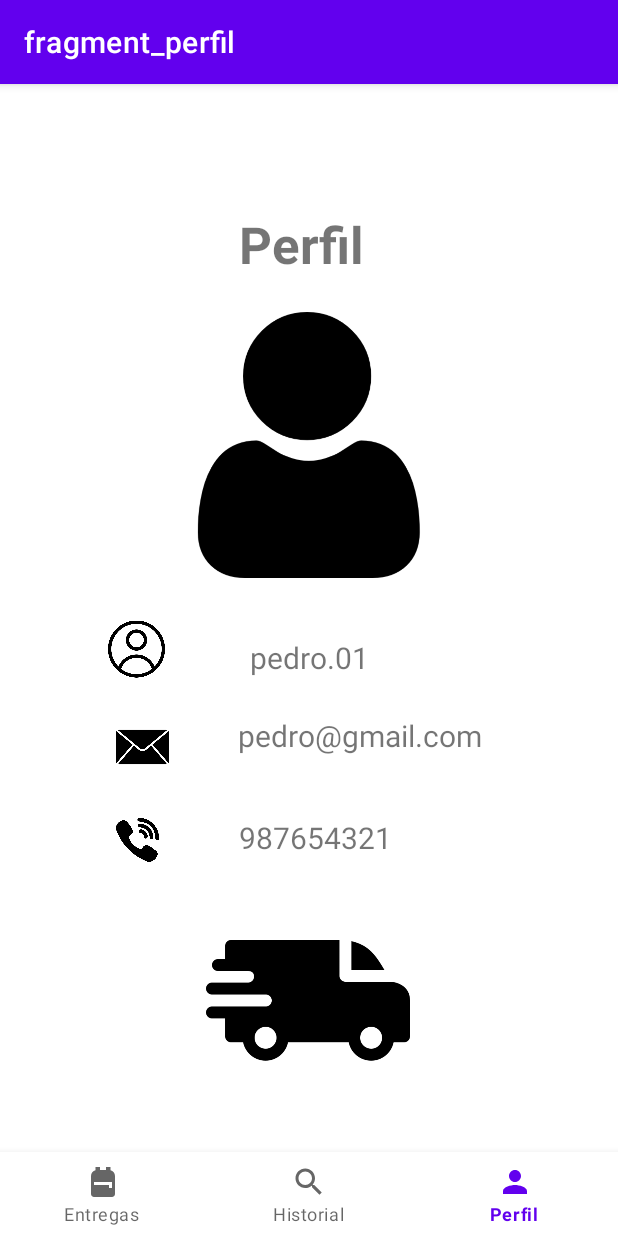
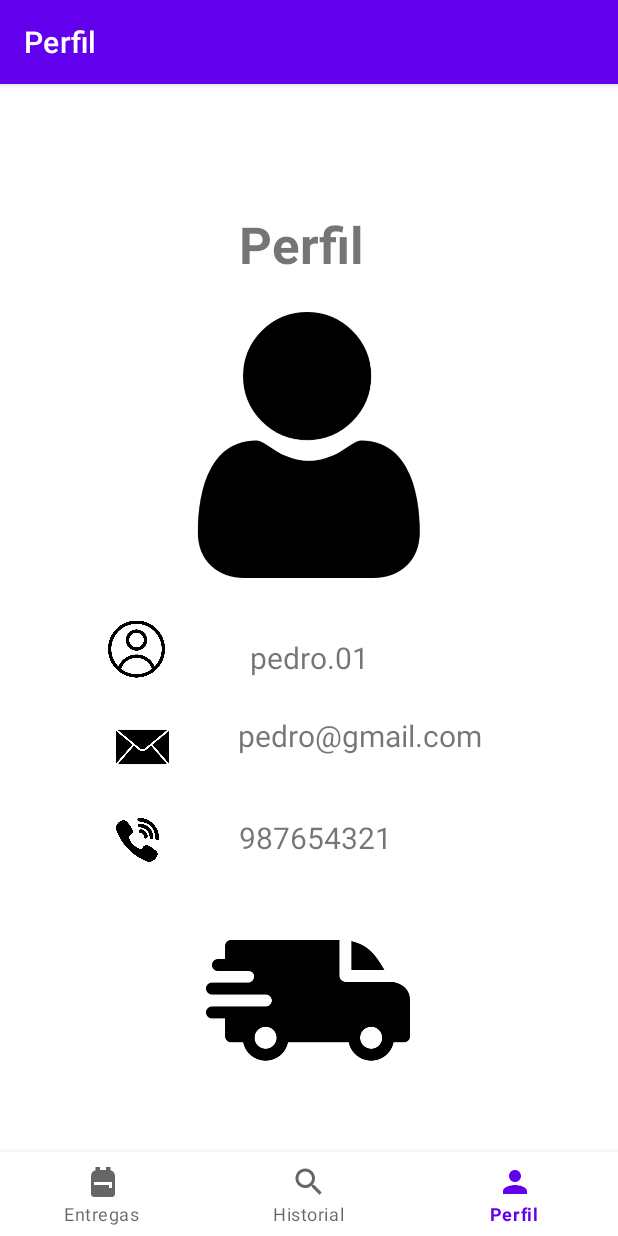
Before and after one commit to devman-jp/AppMobileIDAT, an Android app: the HomeActivity screen opened directly, with no data from a screen before it, item 3 of the bottom bar chosen, on a phone screen of 412 x 824 dp. Run offline under Robolectric (Android 15) with nearby library versions, the phone set to English and light mode, and no system bars; our stand-ins replace navigation-ui.

Commit message:
styles and tabs

```diff
--- a/app/src/main/java/idat/dami/prueba/view/HomeActivity.kt
+++ b/app/src/main/java/idat/dami/prueba/view/HomeActivity.kt
@@ -27,7 +27,7 @@ class HomeActivity : AppCompatActivity() {
         // menu should be considered as top level destinations.
         val appBarConfiguration = AppBarConfiguration(
             setOf(
-                R.id.navigation_entregas, R.id.navigation_perfil
+                R.id.navigation_entregas, R.id.navigation_historial, R.id.navigation_perfil
             )
         )
         setupActionBarWithNavController(navController, appBarConfiguration)
--- a/app/src/main/res/navigation/mobile_navigation.xml
+++ b/app/src/main/res/navigation/mobile_navigation.xml
@@ -7,11 +7,16 @@
     <fragment
         android:id="@+id/navigation_entregas"
         android:name="idat.dami.prueba.view.fragment.ListarEntregaFragment"
-        android:label="fragment_listar_entrega"
+        android:label="@string/fragment_entregas"
         tools:layout="@layout/fragment_listar_entrega" />
     <fragment
         android:id="@+id/navigation_perfil"
         android:name="idat.dami.prueba.view.fragment.PerfilFragment"
-        android:label="fragment_perfil"
+        android:label="@string/fragment_perfil"
         tools:layout="@layout/fragment_perfil" />
+    <fragment
+        android:id="@+id/navigation_historial"
+        android:name="idat.dami.prueba.view.fragment.ListarHistorialFragment"
+        android:label="@string/fragment_historial"
+        tools:layout="@layout/fragment_listar_historial" />
 </navigation>
--- a/app/src/main/res/values/strings.xml
+++ b/app/src/main/res/values/strings.xml
@@ -24,4 +24,7 @@
     <string name="valetpassword">Ingrese su password</string>
     <string name="valbtnlogin">INICIE SESION</string>
     <string name="msgloginincompleto">Usuario y password son obligatorios</string>
+    <string name="fragment_entregas">Entregas</string>
+    <string name="fragment_historial">Historial</string>
+    <string name="fragment_perfil">Perfil</string>
 </resources>
```
